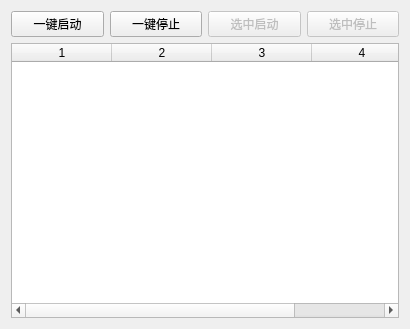
yangxj96/WindowTool, file src/ui/service_widget.ui: the form before one commit.
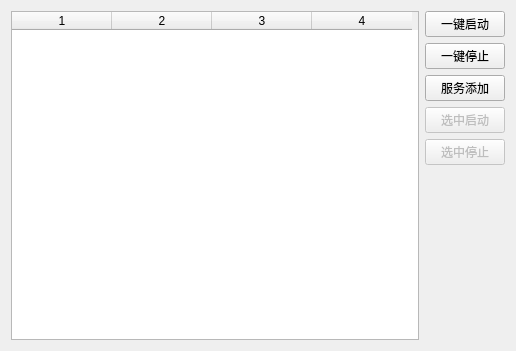
The form after the commit.

```diff
--- a/src/ui/service_widget.ui
+++ b/src/ui/service_widget.ui
@@ -6,8 +6,8 @@
    <rect>
     <x>0</x>
     <y>0</y>
-    <width>410</width>
-    <height>329</height>
+    <width>516</width>
+    <height>351</height>
    </rect>
   </property>
   <property name="windowTitle">
@@ -15,22 +15,6 @@
   </property>
   <layout class="QGridLayout" name="gridLayout_2">
    <item row="0" column="0">
-    <layout class="QGridLayout" name="gridLayout">
-     <item row="0" column="0">
-      <widget class="QPushButton" name="btn_auto_start">
-       <property name="text">
-        <string>一键启动</string>
-       </property>
-      </widget>
-     </item>
-     <item row="0" column="1">
-      <widget class="QPushButton" name="btn_auto_stop">
-       <property name="text">
-        <string>一键停止</string>
-       </property>
-      </widget>
-     </item>
-     <item row="1" column="0" colspan="4">
       <widget class="QTableWidget" name="tb_services">
        <property name="contextMenuPolicy">
         <enum>Qt::ContextMenuPolicy::CustomContextMenu</enum>
@@ -50,17 +34,23 @@
        <column/>
       </widget>
      </item>
-     <item row="0" column="3">
-      <widget class="QPushButton" name="btn_checked_stop">
-       <property name="enabled">
-        <bool>false</bool>
+   <item row="0" column="1">
+    <layout class="QGridLayout" name="gridLayout">
+     <item row="1" column="0">
+      <widget class="QPushButton" name="btn_auto_stop">
+       <property name="text">
+        <string>一键停止</string>
        </property>
+      </widget>
+     </item>
+     <item row="2" column="0">
+      <widget class="QPushButton" name="btn_service_add">
        <property name="text">
-        <string>选中停止</string>
+        <string>服务添加</string>
        </property>
       </widget>
      </item>
-     <item row="0" column="2">
+     <item row="3" column="0">
       <widget class="QPushButton" name="btn_checked_start">
        <property name="enabled">
         <bool>false</bool>
@@ -70,6 +60,36 @@
        </property>
       </widget>
      </item>
+     <item row="4" column="0">
+      <widget class="QPushButton" name="btn_checked_stop">
+       <property name="enabled">
+        <bool>false</bool>
+       </property>
+       <property name="text">
+        <string>选中停止</string>
+       </property>
+      </widget>
+     </item>
+     <item row="0" column="0">
+      <widget class="QPushButton" name="btn_auto_start">
+       <property name="text">
+        <string>一键启动</string>
+       </property>
+      </widget>
+     </item>
+     <item row="5" column="0">
+      <spacer name="verticalSpacer">
+       <property name="orientation">
+        <enum>Qt::Orientation::Vertical</enum>
+       </property>
+       <property name="sizeHint" stdset="0">
+        <size>
+         <width>20</width>
+         <height>40</height>
+        </size>
+       </property>
+      </spacer>
+     </item>
     </layout>
    </item>
   </layout>
```
Lines whose indentation alone changed are shown as unchanged.
